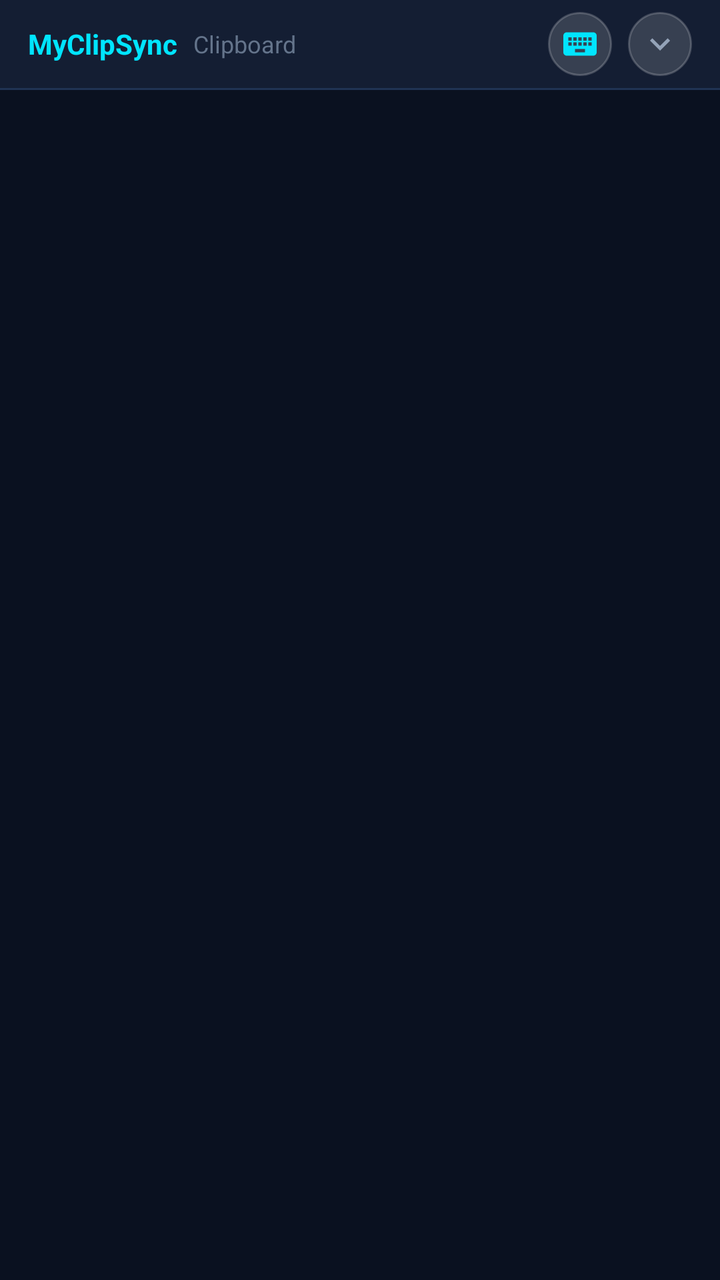
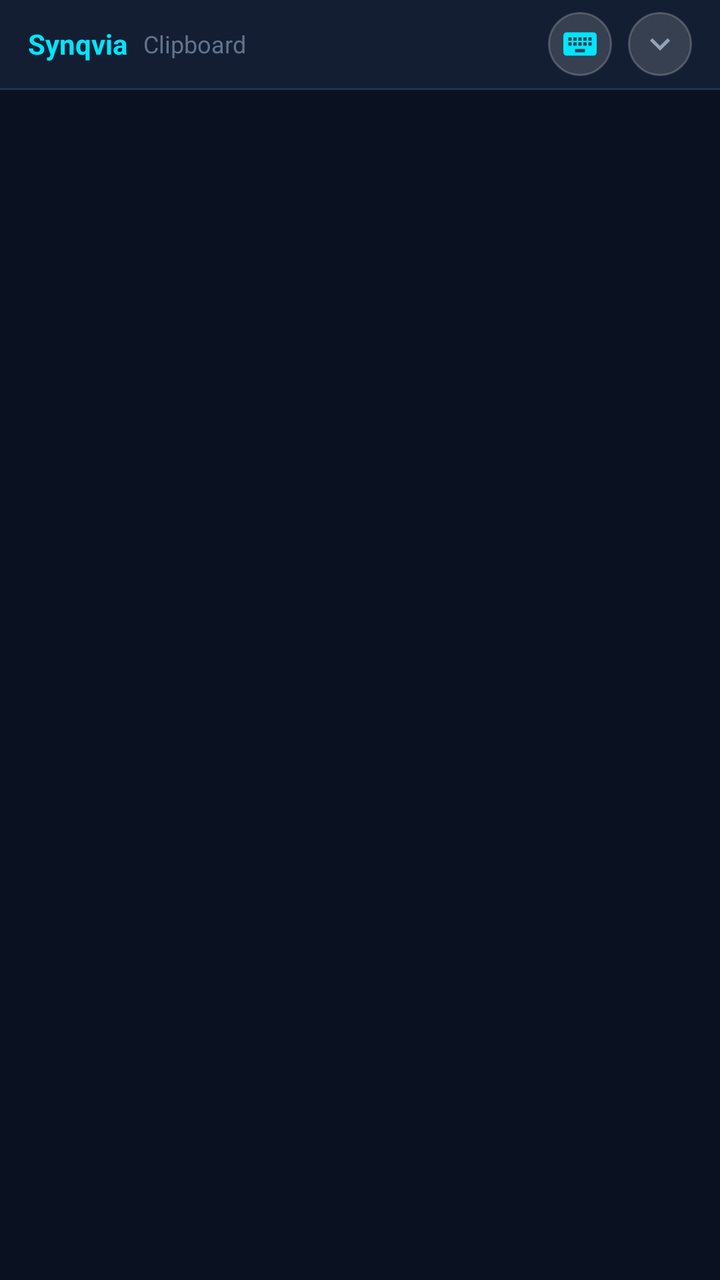

Compare the two renders of this Android layout. The source of the first and the diff that turns it into the second are given below.
<!-- AndroidManifest.xml: application theme Theme.MyApplication -->
<!-- res/layout/ime_clipboard_view.xml -->
<?xml version="1.0" encoding="utf-8"?>
<LinearLayout xmlns:android="http://schemas.android.com/apk/res/android"
    android:layout_width="match_parent"
    android:layout_height="260dp"
    android:background="#0A1120"
    android:orientation="vertical">

    
    <LinearLayout
        android:layout_width="match_parent"
        android:layout_height="44dp"
        android:background="#141E33"
        android:gravity="center_vertical"
        android:orientation="horizontal"
        android:paddingHorizontal="14dp">

        <TextView
            android:layout_width="wrap_content"
            android:layout_height="wrap_content"
            android:text="MyClipSync"
            android:textColor="#00E5FF"
            android:textSize="14sp"
            android:textStyle="bold" />

        <TextView
            android:id="@+id/tv_ime_header_subtitle"
            android:layout_width="0dp"
            android:layout_height="wrap_content"
            android:layout_marginStart="8dp"
            android:layout_weight="1"
            android:ellipsize="end"
            android:singleLine="true"
            android:text="Clipboard"
            android:textColor="#64748B"
            android:textSize="12sp" />

        
        <ImageButton
            android:id="@+id/btn_switch_keyboard"
            android:layout_width="32dp"
            android:layout_height="32dp"
            android:background="@drawable/bg_ime_header_button"
            android:contentDescription="@string/ime_switch_keyboard"
            android:padding="6dp"
            android:scaleType="fitCenter"
            android:src="@drawable/ic_ime_keyboard" />

        
        <ImageButton
            android:id="@+id/btn_close_ime"
            android:layout_width="32dp"
            android:layout_height="32dp"
            android:layout_marginStart="8dp"
            android:background="@drawable/bg_ime_header_button"
            android:contentDescription="Close"
            android:padding="6dp"
            android:scaleType="fitCenter"
            android:src="@drawable/ic_ime_close" />

    </LinearLayout>

    <View
        android:layout_width="match_parent"
        android:layout_height="1dp"
        android:background="#203354" />

    
    <FrameLayout
        android:layout_width="match_parent"
        android:layout_height="0dp"
        android:layout_weight="1">

        <androidx.recyclerview.widget.RecyclerView
            android:id="@+id/rv_ime_clips"
            android:layout_width="match_parent"
            android:layout_height="match_parent"
            android:clipToPadding="false"
            android:paddingTop="6dp"
            android:paddingBottom="8dp"
            android:scrollbars="vertical" />

        
        <LinearLayout
            android:id="@+id/layout_ime_empty"
            android:layout_width="match_parent"
            android:layout_height="match_parent"
            android:gravity="center"
            android:orientation="vertical"
            android:padding="20dp"
            android:visibility="gone">

            <ImageView
                android:layout_width="36dp"
                android:layout_height="36dp"
                android:contentDescription="@null"
                android:src="@drawable/ic_ime_empty" />

            <TextView
                android:layout_width="wrap_content"
                android:layout_height="wrap_content"
                android:layout_marginTop="8dp"
                android:text="@string/ime_no_clips"
                android:textColor="#94A3B8"
                android:textSize="13sp"
                android:textStyle="bold" />

            <TextView
                android:layout_width="wrap_content"
                android:layout_height="wrap_content"
                android:layout_marginTop="4dp"
                android:gravity="center"
                android:text="Copied text appears here automatically. Tap switch keyboard to return to your normal keyboard."
                android:textColor="#64748B"
                android:textSize="11sp" />

        </LinearLayout>

    </FrameLayout>

</LinearLayout>
<!-- resources referenced by this layout -->
<resources>
  <!-- drawable bg_ime_header_button (drawable) -->
  <?xml version="1.0" encoding="utf-8"?>
  <shape xmlns:android="http://schemas.android.com/apk/res/android"
      android:shape="oval">
      <solid android:color="#26FFFFFF" />
      <stroke
          android:width="1dp"
          android:color="#33FFFFFF" />
  </shape>
  <!-- drawable ic_ime_close (drawable) -->
  <vector xmlns:android="http://schemas.android.com/apk/res/android"
      android:width="24dp"
      android:height="24dp"
      android:viewportWidth="24"
      android:viewportHeight="24">
    <path
        android:fillColor="#94A3B8"
        android:pathData="M7.41,8.59L12,13.17l4.59,-4.58L18,10l-6,6 -6,-6 1.41,-1.41z"/>
  </vector>
  <!-- drawable ic_ime_empty (drawable) -->
  <vector xmlns:android="http://schemas.android.com/apk/res/android"
      android:width="48dp"
      android:height="48dp"
      android:viewportWidth="24"
      android:viewportHeight="24">
    <path
        android:fillColor="#475569"
        android:pathData="M19,3h-4.18C14.4,1.84 13.3,1 12,1c-1.3,0 -2.4,0.84 -2.82,2H5c-1.1,0 -2,0.9 -2,2v14c0,1.1 0.9,2 2,2h14c1.1,0 2,-0.9 2,-2V5c0,-1.1 -0.9,-2 -2,-2zm-7,0c0.55,0 1,0.45 1,1s-0.45,1 -1,1 -1,-0.45 -1,-1 0.45,-1 1,-1zm7,16H5V5h2v3h10V5h2v14z"/>
  </vector>
  <!-- drawable ic_ime_keyboard (drawable) -->
  <vector xmlns:android="http://schemas.android.com/apk/res/android"
      android:width="24dp"
      android:height="24dp"
      android:viewportWidth="24"
      android:viewportHeight="24">
    <path
        android:fillColor="#00E5FF"
        android:pathData="M20,5H4c-1.1,0 -1.99,0.9 -1.99,2L2,17c0,1.1 0.9,2 2,2h16c1.1,0 2,-0.9 2,-2V7c0,-1.1 -0.9,-2 -2,-2zm-9,3h2v2h-2V8zm0,3h2v2h-2v-2zM8,8h2v2H8V8zm0,3h2v2H8v-2zm-1,2H5v-2h2v2zm0,-3H5V8h2v2zm8,7H9v-2h6v2zm1,-4h-2v-2h2v2zm0,-3h-2V8h2v2zm3,3h-2v-2h2v2zm0,-3h-2V8h2v2z"/>
  </vector>
  <string name="ime_no_clips">No clips in clipboard history</string>
  <string name="ime_switch_keyboard">Switch keyboard</string>
  <style name="Theme.MyApplication" parent="android:Theme.DeviceDefault.NoActionBar" />
</resources>

<!-- the commit's change to res/layout/ime_clipboard_view.xml (unified diff, before → after) -->
@@ -17,7 +17,7 @@
         <TextView
             android:layout_width="wrap_content"
             android:layout_height="wrap_content"
-            android:text="MyClipSync"
+            android:text="Synqvia"
             android:textColor="#00E5FF"
             android:textSize="14sp"
             android:textStyle="bold" />
